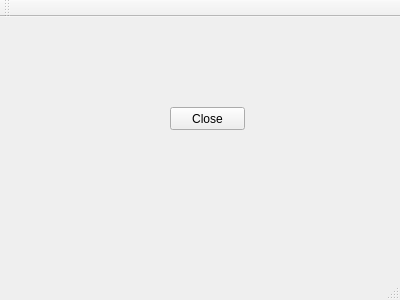
Qt form mainwindow.ui (tomxuetoy/Qt_Qthread) before a commit.
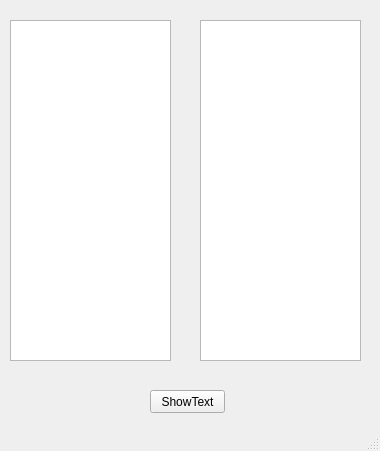
The same form after that commit.

Commit message: to connect between thread and main UI

Diff of the .ui file:
```diff
--- a/mainwindow.ui
+++ b/mainwindow.ui
@@ -6,46 +6,48 @@
    <rect>
     <x>0</x>
     <y>0</y>
-    <width>400</width>
-    <height>300</height>
+    <width>380</width>
+    <height>451</height>
    </rect>
   </property>
   <property name="windowTitle">
    <string>MainWindow</string>
   </property>
   <widget class="QWidget" name="centralWidget">
+   <widget class="QTextEdit" name="textEdit1">
+    <property name="geometry">
+     <rect>
+      <x>10</x>
+      <y>20</y>
+      <width>161</width>
+      <height>341</height>
+     </rect>
+    </property>
+   </widget>
+   <widget class="QTextEdit" name="textEdit2">
+    <property name="geometry">
+     <rect>
+      <x>200</x>
+      <y>20</y>
+      <width>161</width>
+      <height>341</height>
+     </rect>
+    </property>
+   </widget>
    <widget class="QPushButton" name="pushButton">
     <property name="geometry">
      <rect>
-      <x>170</x>
-      <y>90</y>
+      <x>150</x>
+      <y>390</y>
       <width>75</width>
       <height>23</height>
      </rect>
     </property>
     <property name="text">
-     <string>Close</string>
+     <string>ShowText</string>
     </property>
    </widget>
   </widget>
-  <widget class="QMenuBar" name="menuBar">
-   <property name="geometry">
-    <rect>
-     <x>0</x>
-     <y>0</y>
-     <width>400</width>
-     <height>21</height>
-    </rect>
-   </property>
-  </widget>
-  <widget class="QToolBar" name="mainToolBar">
-   <attribute name="toolBarArea">
-    <enum>TopToolBarArea</enum>
-   </attribute>
-   <attribute name="toolBarBreak">
-    <bool>false</bool>
-   </attribute>
-  </widget>
   <widget class="QStatusBar" name="statusBar"/>
  </widget>
  <layoutdefault spacing="6" margin="11"/>
```
The commit also changes 5 other files.
